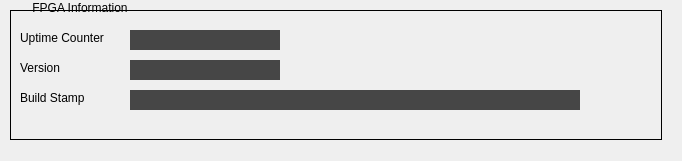
First picture: the form in mps_expert_embed_FPGA_information.ui, repository ad-build-test/pydm-mps, before the edit.
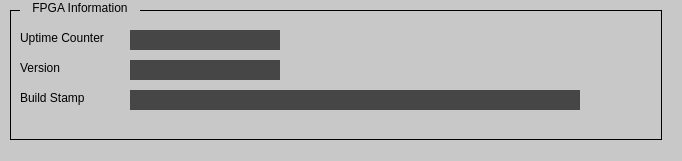
Second picture: the form after the edit. Custom widgets are drawn as their Qt base class.

The edit to the form file:
```diff
--- a/mps_expert_embed_FPGA_information.ui
+++ b/mps_expert_embed_FPGA_information.ui
@@ -13,6 +13,9 @@
   <property name="windowTitle">
    <string>Form</string>
   </property>
+  <property name="styleSheet">
+   <string notr="true">background-color: rgb(200, 200, 200);</string>
+  </property>
   <widget class="QFrame" name="frame">
    <property name="geometry">
     <rect>
```
Left out of the diff: 12 changed lines with no effect on the pictures.
